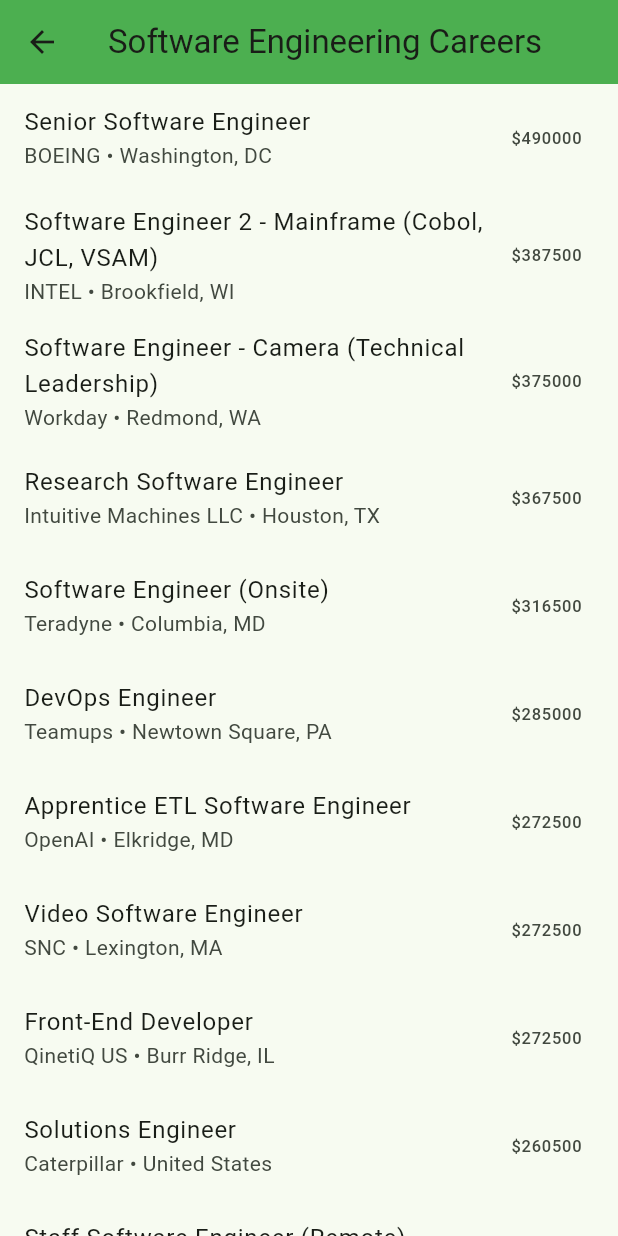
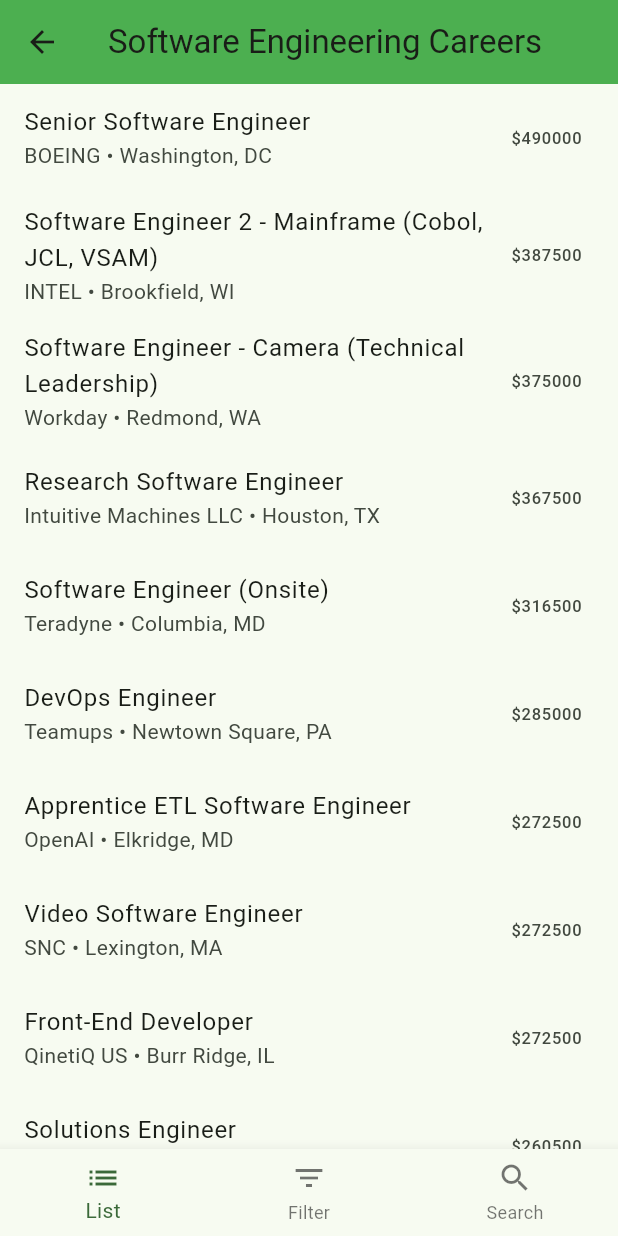
Before and after one commit to juliaetz/jobSearchApp, a Flutter app: the SoftwareEngJobsPage screen opened directly, on a phone screen of 412 x 824 dp. Run offline on Flutter 3.47's test engine with Material 3 defaults, Android fonts, the phone set to English and light mode, and no system bars; our stand-ins replace cloud_firestore, csv, firebase_core, image_picker, shared_preferences; missing offline and left inert: flutter_inappwebview; accounts and stored records are empty.

Commit message:
add bottom nav bar for software eng jobs page

```diff
--- a/lib/VIEW/softwareEngJobsPage.dart
+++ b/lib/VIEW/softwareEngJobsPage.dart
@@ -9,8 +9,6 @@ class SoftwareEngJobsPage extends StatefulWidget{
 }
 
 
-// TESTED THE SALARY DATA DISPLAY ON THIS PAGE... CHANGE THIS!!!!
-
 class _SoftwareEngJobsPageState extends State<SoftwareEngJobsPage>{
   final repo = JobRepository();
   List<Job> jobs = [];
@@ -20,7 +18,6 @@ class _SoftwareEngJobsPageState extends State<SoftwareEngJobsPage>{
     super.initState();
     repo.loadAndSort().then((list) {
       setState(() => jobs = list);
-      // for now, just print top 5:
       for (var j in jobs.take(5)) {
         print('${j.title} @ ${j.company}, ${j.location}: \$${j.avgSalary}');
       }
@@ -42,7 +39,16 @@ class _SoftwareEngJobsPageState extends State<SoftwareEngJobsPage>{
             trailing: Text('\$${j.avgSalary}'),
           );
         },
-        //DELETE ABOVE ^^^^^^^^
+      ),
+
+      bottomNavigationBar: BottomNavigationBar(
+        items: const <BottomNavigationBarItem>[
+          BottomNavigationBarItem(icon: Icon(Icons.list), label: 'List'),
+          BottomNavigationBarItem(icon: Icon(Icons.filter_list), label: 'Filter'),
+          BottomNavigationBarItem(icon: Icon(Icons.search), label: 'Search'),
+        ],
+        //currentIndex: _selectedIndex,
+        //onTap: _onItemTapped,
       ),
 
     );
```
